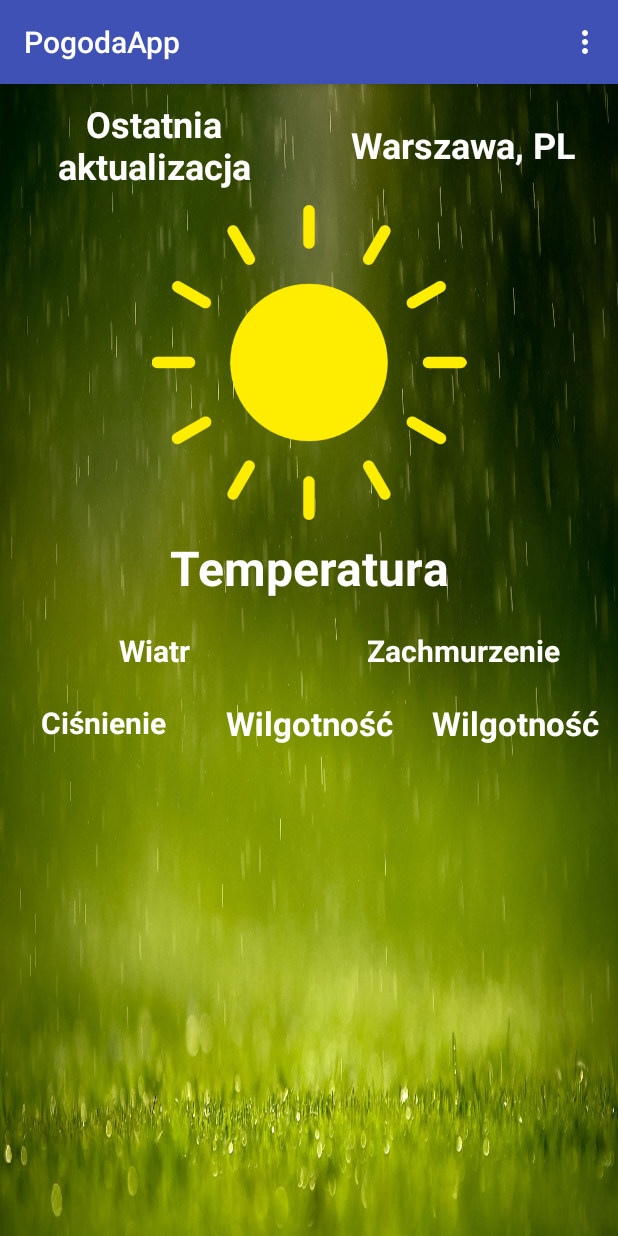
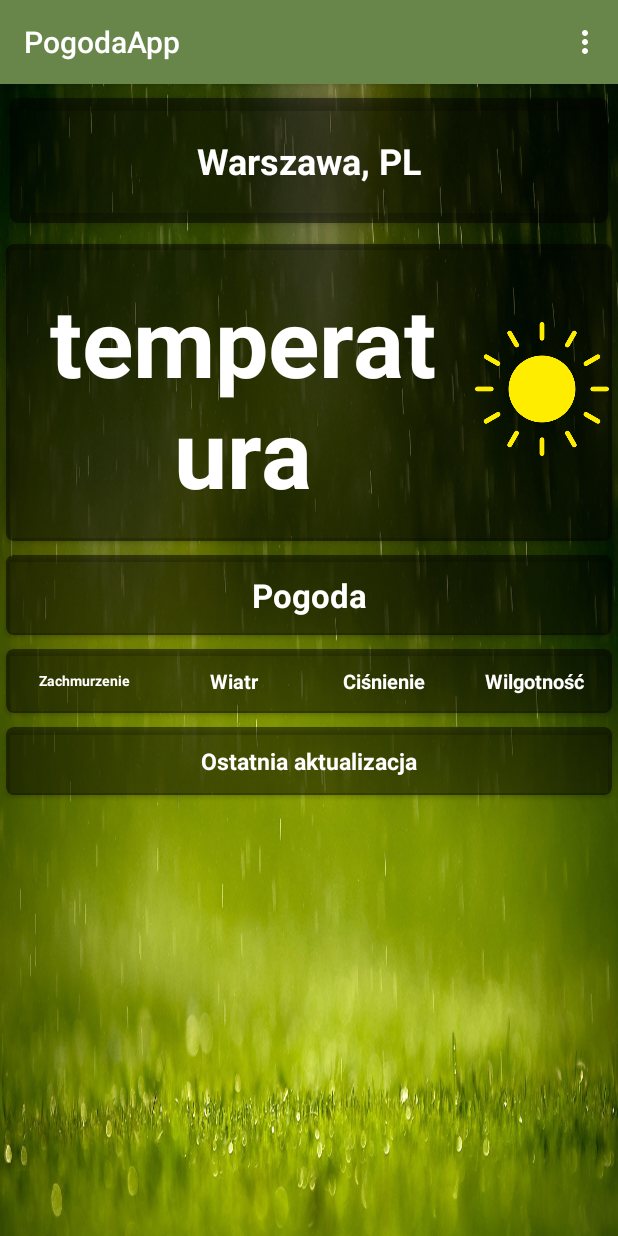
Before and after one commit to DanielMroczkowski/pam-2018-e5c1s1-pogodaapp, an Android app: the screen it shows after launch (MainActivity), on a phone screen of 412 x 824 dp. Run offline under Robolectric (Android 15) with nearby library versions, the light colour scheme and no system bars.

Commit message:
Added CardView, translate aboutWeather to Polish

```diff
--- a/app/src/main/java/pl/parzych_demianiuk/pogodaapp/MainActivity.java
+++ b/app/src/main/java/pl/parzych_demianiuk/pogodaapp/MainActivity.java
@@ -8,6 +8,7 @@ import android.content.pm.PackageManager;
 import android.location.Location;
 import android.location.LocationManager;
 import android.media.Image;
+import android.os.Build;
 import android.support.annotation.NonNull;
 import android.support.v4.app.ActivityCompat;
 import android.support.v4.app.NavUtils;
@@ -16,6 +17,8 @@ import android.os.Bundle;
 import android.view.Menu;
 import android.view.MenuInflater;
 import android.view.MenuItem;
+import android.view.Window;
+import android.view.WindowManager;
 import android.widget.EditText;
 import android.widget.ImageView;
 import android.widget.TextView;
@@ -35,6 +38,10 @@ public class MainActivity extends AppCompatActivity {
         super.onCreate(savedInstanceState);
         //getSupportActionBar().hide();
         setContentView(R.layout.activity_main);
+
+
+
+
 
 
         cityField = (TextView) findViewById(R.id.cityText);
@@ -62,7 +69,7 @@ public class MainActivity extends AppCompatActivity {
                 cityField.setText(weather_city);
                 updatedField.setText(weather_updatedOn);
                 detailsField.setText("Zachmurzenie: " + weather_description);
-                currentTemperatureField.setText("Temperatura: " + weather_temperature);
+                currentTemperatureField.setText(weather_temperature+"C");
                 humidity_field.setText("Wilgotność: " + weather_humidity);
                 pressure_field.setText("Ciśnienie: " + weather_pressure);
                 wind_field.setText("Wiatr: " + weather_wind);
@@ -75,13 +82,18 @@ public class MainActivity extends AppCompatActivity {
 
                 if(weatherDescription.equals("LIGHT RAIN") || weatherDescription.equals("MODERATE RAIN") || weatherDescription.equals("HEAVY INTENSITY RAIN") || weatherDescription.equals("VERY HEAVY RAIN") || weatherDescription.equals("EXTREME RAIN") || weatherDescription.equals("FREEZING RAIN") || weatherDescription.equals("LIGHT INTENSITY SHOWER RAIN") || weatherDescription.equals("SHOWER RAIN") || weatherDescription.equals("HEAVY INTENSITY SHOWER RAIN") || weatherDescription.equals("RAGGED SHOWER RAIN")){
                     imageView.setImageResource(icons[1]);
+                    pogodaField.setText("Deszcz");
                 }else if(weatherDescription.equals("CLEAR SKY")){
+                    pogodaField.setText("Czyste niebo");
                     imageView.setImageResource(icons[3]);
                 }else if(weatherDescription.equals("THUNDERSTORM WITH LIGHT RAIN") || weatherDescription.equals("THUNDERSTORM WITH RAIN") || weatherDescription.equals("THUNDERSTORM WITH HEAVY RAIN") || weatherDescription.equals("LIGHT THUNDERSTORM") || weatherDescription.equals("THUNDERSTORM") || weatherDescription.equals("HEAVY THUNDERSTORM") || weatherDescription.equals("RAGGED THUNDERSTORM") || weatherDescription.equals("THUNDERSTORM WITH LIGHT DRIZZLE") || weatherDescription.equals("THUNDERSTORM WITH DRIZZLE") || weatherDescription.equals("THUNDERSTORM WITH HEAVY DRIZZLE")){
+                    pogodaField.setText("Burza");
                     imageView.setImageResource(icons[4]);
                 }else if(weatherDescription.equals("FEW CLOUDS") || weatherDescription.equals("SCATTERED CLOUDS") || weatherDescription.equals("BROKEN CLOUDS") || weatherDescription.equals("OVERCAST CLOUDS") ){
+                    pogodaField.setText("Zachmurzone niebo");
                     imageView.setImageResource(icons[0]);
                 }else if(weatherDescription.equals("LIGHT SNOW") || weatherDescription.equals("SNOW") || weatherDescription.equals("HEAVY SNOW") || weatherDescription.equals("SLEET") || weatherDescription.equals("SHOWER SLEET") || weatherDescription.equals("LIGHT RAIN AND SNOW") || weatherDescription.equals("RAIN AND SNOW") || weatherDescription.equals("LIGHT SHOWER SNOW") || weatherDescription.equals("SHOWER SNOW") || weatherDescription.equals("HEAVY SHOWER SNOW")){
+                    pogodaField.setText("Śnieg");
                     imageView.setImageResource(icons[2]);
                 } else { imageView.setImageResource(icons[4]);}
 
--- a/app/src/main/res/layout/activity_main.xml
+++ b/app/src/main/res/layout/activity_main.xml
@@ -7,8 +7,21 @@
     android:orientation="vertical"
     android:background="@drawable/wiosna"
     tools:context=".MainActivity"
+
     >
 
+
+
+    <android.support.v7.widget.CardView
+        android:id="@+id/card_view"
+        style="@style/AppTheme.CardView"
+        android:layout_width="match_parent"
+        android:layout_height="wrap_content"
+        android:layout_gravity="center"
+
+        app:cardCornerRadius="5dp"
+        app:cardElevation="5dp"
+        app:contentPadding="5dp">
 
         <LinearLayout
             android:layout_width="match_parent"
@@ -17,19 +30,6 @@
             tools:layout_editor_absoluteX="16dp"
             tools:layout_editor_absoluteY="206dp">
 
-
-        <TextView
-            android:id="@+id/updateText"
-            android:layout_width="match_parent"
-            android:layout_height="match_parent"
-            android:layout_margin="10dp"
-            android:layout_weight="1"
-            android:gravity="center"
-            android:text="Ostatnia aktualizacja"
-            android:textColor="@android:color/background_light"
-            android:textSize="24sp"
-            android:textStyle="bold"
-            app:fontFamily="sans-serif" />
 
             <TextView
                 android:id="@+id/cityText"
@@ -44,21 +44,61 @@
                 android:textStyle="bold" />
         </LinearLayout>
 
+    </android.support.v7.widget.CardView>
+
+
+    <android.support.v7.widget.CardView
+        android:id="@+id/card_view1"
+        style="@style/AppTheme.CardView"
+        android:layout_width="match_parent"
+        android:layout_height="wrap_content"
+        android:layout_gravity="center"
+
+        app:cardCornerRadius="5dp"
+        app:cardElevation="2dp"
+        app:contentPadding="2dp">
+
         <LinearLayout
             android:layout_width="match_parent"
-        android:layout_height="wrap_content"
+            android:layout_height="194dp"
             android:orientation="horizontal">
+
+            <TextView
+                android:id="@+id/tempText"
+                android:layout_width="272dp"
+                android:layout_height="179dp"
+                android:layout_margin="10dp"
+                android:layout_weight="1"
+                android:gravity="center"
+                android:text="temperatura"
+                android:textColor="@android:color/background_light"
+                android:textSize="63dp"
+                android:textStyle="bold" />
 
             <ImageView
                 android:id="@+id/weatherView"
-            android:layout_width="296dp"
-            android:layout_height="210dp"
+                android:layout_width="70dp"
+                android:layout_height="189dp"
                 android:layout_weight="1"
                 android:gravity="center"
                 app:srcCompat="@drawable/sun" />
 
 
         </LinearLayout>
+
+    </android.support.v7.widget.CardView>
+
+    <android.support.v7.widget.CardView
+        android:id="@+id/card_view2"
+        style="@style/AppTheme.CardView"
+        android:layout_width="match_parent"
+        android:layout_height="wrap_content"
+        android:layout_gravity="center"
+
+        app:cardCornerRadius="5dp"
+        app:cardElevation="2dp"
+        app:contentPadding="2dp">
+
 
     <LinearLayout
         android:layout_width="match_parent"
@@ -69,17 +109,33 @@
 
 
         <TextView
-            android:id="@+id/tempText"
+            android:id="@+id/pogodaText"
             android:layout_width="match_parent"
             android:layout_height="match_parent"
             android:layout_margin="10dp"
             android:layout_weight="1"
             android:gravity="center"
-            android:text="Temperatura"
+            android:text="Pogoda"
             android:textColor="@android:color/background_light"
-            android:textSize="32sp"
+            android:textSize="22sp"
             android:textStyle="bold" />
+
     </LinearLayout>
+
+    </android.support.v7.widget.CardView>
+
+
+    <android.support.v7.widget.CardView
+        android:id="@+id/card_view3"
+        style="@style/AppTheme.CardView"
+        android:layout_width="match_parent"
+        android:layout_height="wrap_content"
+        android:layout_gravity="center"
+
+        app:cardCornerRadius="5dp"
+        app:cardElevation="2dp"
+        app:contentPadding="2dp">
+
 
     <LinearLayout
         android:layout_width="match_parent"
@@ -90,6 +146,18 @@
 
 
         <TextView
+            android:id="@+id/cloudText"
+            android:layout_width="match_parent"
+            android:layout_height="match_parent"
+            android:layout_margin="10dp"
+            android:layout_weight="1"
+            android:gravity="center"
+            android:text="Zachmurzenie"
+            android:textColor="@android:color/background_light"
+            android:textSize="9sp"
+            android:textStyle="bold" />
+
+        <TextView
             android:id="@+id/windText"
             android:layout_width="match_parent"
             android:layout_height="match_parent"
@@ -98,29 +166,8 @@
             android:gravity="center"
             android:text="Wiatr"
             android:textColor="@android:color/background_light"
-            android:textSize="20sp"
+            android:textSize="13sp"
             android:textStyle="bold" />
-
-        <TextView
-            android:id="@+id/cloudText"
-            android:layout_width="match_parent"
-            android:layout_height="match_parent"
-            android:layout_margin="10dp"
-            android:layout_weight="1"
-            android:gravity="center"
-            android:text="Zachmurzenie"
-            android:textColor="@android:color/background_light"
-            android:textSize="20sp"
-            android:textStyle="bold" />
-    </LinearLayout>
-
-    <LinearLayout
-        android:layout_width="match_parent"
-        android:layout_height="wrap_content"
-        android:orientation="horizontal"
-        tools:layout_editor_absoluteX="16dp"
-        tools:layout_editor_absoluteY="206dp">
-
 
         <TextView
             android:id="@+id/pressureText"
@@ -131,7 +178,7 @@
             android:gravity="center"
             android:text="Ciśnienie"
             android:textColor="@android:color/background_light"
-            android:textSize="20sp"
+            android:textSize="13sp"
             android:textStyle="bold" />
 
         <TextView
@@ -143,21 +190,49 @@
             android:gravity="center"
             android:text="Wilgotność"
             android:textColor="@android:color/background_light"
-            android:textSize="22sp"
+            android:textSize="13sp"
             android:textStyle="bold" />
 
+    </LinearLayout>
+
+    </android.support.v7.widget.CardView>
+
+    <android.support.v7.widget.CardView
+        android:id="@+id/card_view4"
+        style="@style/AppTheme.CardView"
+        android:layout_width="match_parent"
+        android:layout_height="wrap_content"
+        android:layout_gravity="center"
+
+        app:cardCornerRadius="5dp"
+        app:cardElevation="2dp"
+        app:contentPadding="2dp">
+
+    <LinearLayout
+        android:layout_width="match_parent"
+        android:layout_height="wrap_content"
+        android:orientation="horizontal"
+        tools:layout_editor_absoluteX="16dp"
+        tools:layout_editor_absoluteY="206dp">
+
         <TextView
-            android:id="@+id/pogodaText"
+        android:id="@+id/updateText"
         android:layout_width="match_parent"
         android:layout_height="match_parent"
         android:layout_margin="10dp"
         android:layout_weight="1"
         android:gravity="center"
-            android:text="Wilgotność"
+        android:text="Ostatnia aktualizacja"
         android:textColor="@android:color/background_light"
-            android:textSize="22sp"
-            android:textStyle="bold" />
+        android:textSize="15sp"
+        android:textStyle="bold"
+        app:fontFamily="sans-serif" />
+
     </LinearLayout>
+
+</android.support.v7.widget.CardView>
+
+
 
 
 </LinearLayout>
--- a/app/src/main/res/values/colors.xml
+++ b/app/src/main/res/values/colors.xml
@@ -1,6 +1,7 @@
 <?xml version="1.0" encoding="utf-8"?>
 <resources>
-    <color name="colorPrimary">#3F51B5</color>
-    <color name="colorPrimaryDark">#303F9F</color>
+    <color name="colorPrimary">#68854a</color>
+    <color name="colorPrimaryDark">#7d8b6f</color>
     <color name="colorAccent">#FF4081</color>
+    <color name="cardbg">#7F000000</color>
 </resources>
--- a/app/src/main/res/values/styles.xml
+++ b/app/src/main/res/values/styles.xml
@@ -6,6 +6,17 @@
         <item name="colorPrimary">@color/colorPrimary</item>
         <item name="colorPrimaryDark">@color/colorPrimaryDark</item>
         <item name="colorAccent">@color/colorAccent</item>
+
     </style>
 
+    <style name="AppTheme.CardView">
+        <item name="cardBackgroundColor">@color/cardbg</item>
+        <item name="cardCornerRadius">10dp</item>
+        <item name="cardElevation">20dp</item>
+        <item name="cardUseCompatPadding">true</item>
+        <item name="contentPadding">10dp</item>
+    </style>
+
+
+
 </resources>
```
Also changed, not shown: app/src/main/res/drawable/fullmoon.png (renamed from app/src/main/res/drawable/full-moon.png), app/src/main/res/drawable/halfmoon.png (renamed from app/src/main/res/drawable/half-moon.png). Lines whose indentation alone changed are shown as unchanged.
